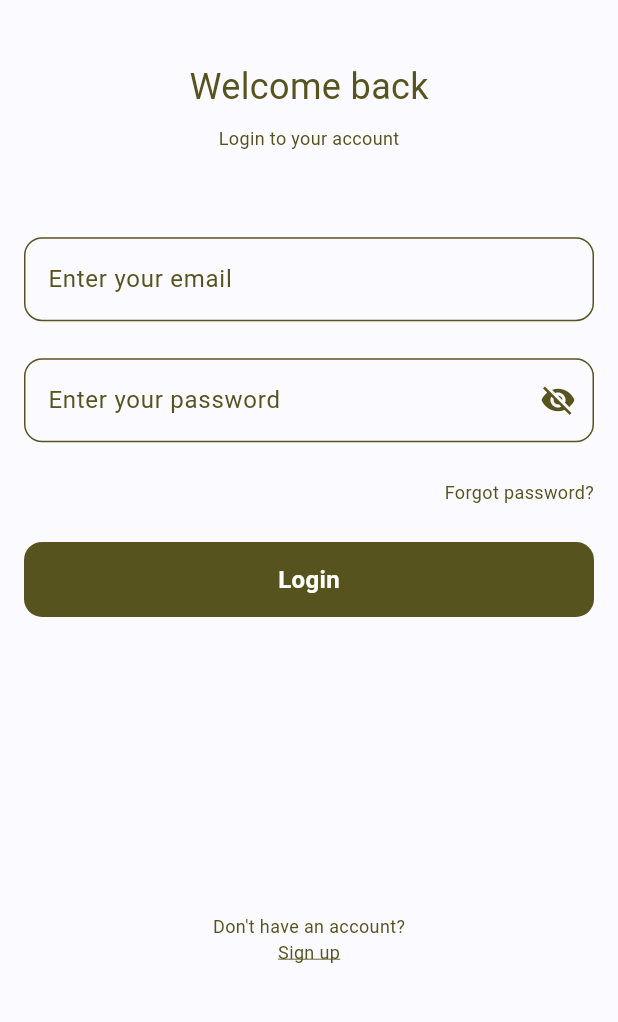
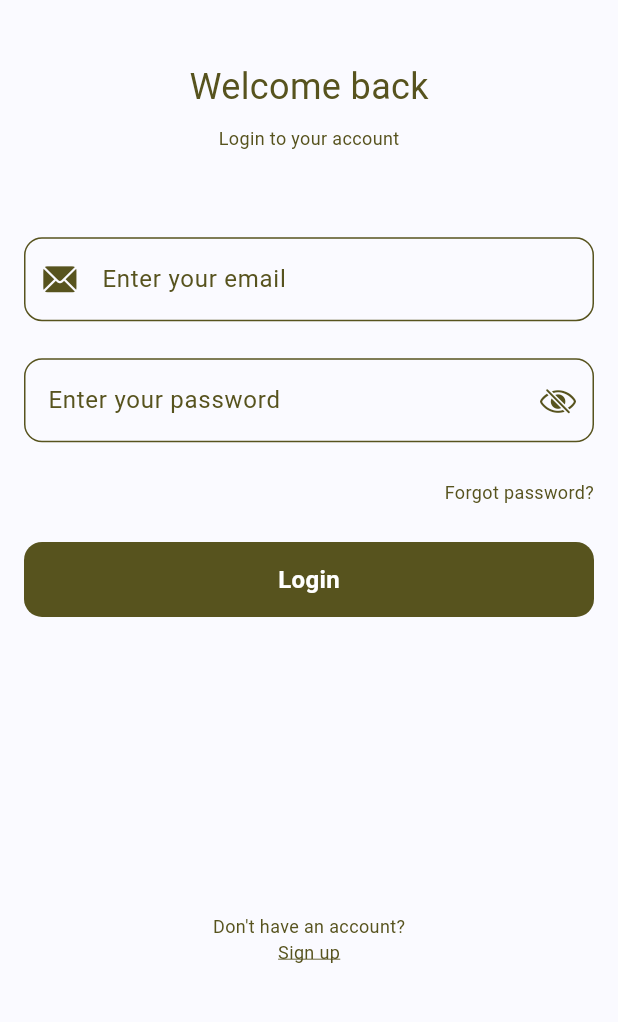
Before and after one commit to manthan-chauhan-17/pocket-pantry-frontend, a Flutter app: the screen it shows after launch, on a phone screen of 412 x 824 dp, the part 186-1208 px from its top. Run offline on Flutter 3.47's test engine with Material 3 defaults, Android fonts, the phone set to English and light mode, and no system bars; our stand-ins replace awesome_snackbar_content, bloc, connectivity_plus, dartz, dio, equatable and 8 more; accounts and stored records are empty; generated files the repository leaves out were written again.

Commit message:
Add icons, constants, responsive utils, and update auth UI

```diff
--- /dev/null
+++ b/lib/core/constants/app_assets.dart
@@ -0,0 +1,3 @@
+class AppAssets {
+  static const String happyFridge = 'assets/images/happy_fridge.svg';
+}
--- /dev/null
+++ b/lib/core/constants/constant.dart
@@ -0,0 +1,7 @@
+import 'package:flutter/cupertino.dart';
+
+class Constant {
+  static const String appName = 'Pocket Pantry';
+  static const double generalPadding = 16.0;
+  static const IconData mailIcon = CupertinoIcons.mail_solid;
+}
--- a/lib/core/theme/app_theme.dart
+++ b/lib/core/theme/app_theme.dart
@@ -10,7 +10,8 @@ class AppTheme {
       Theme.of(context).brightness == Brightness.dark;
 
   static ThemeData lightTheme(BuildContext context) => ThemeData(
-    textTheme: GoogleFonts.playwriteNoTextTheme(),
+    // textTheme: GoogleFonts.playwriteNoTextTheme(),
+    textTheme: GoogleFonts.mochiyPopPOneTextTheme(),
     useMaterial3: true,
     brightness: Brightness.light,
     scaffoldBackgroundColor: AppColors.backgroundPrimary,
--- a/lib/features/auth/presentation/screens/login_screen.dart
+++ b/lib/features/auth/presentation/screens/login_screen.dart
@@ -1,6 +1,6 @@
-import 'package:flutter/cupertino.dart';
 import 'package:flutter/material.dart';
 import 'package:go_router/go_router.dart';
+import 'package:pocket_pantry_frontend/core/constants/constant.dart';
 import 'package:pocket_pantry_frontend/core/constants/constants.dart';
 import 'package:pocket_pantry_frontend/core/router/route_paths.dart';
 import 'package:pocket_pantry_frontend/core/theme/app_theme.dart';
@@ -74,6 +74,11 @@ class _LoginScreenState extends State<LoginScreen> {
                         controller: emailController,
                         hintText: 'Enter your email',
                         validator: Util.emailValidator,
+                        isPrefixIconOn: true,
+                        prefixIcon: Icon(
+                          Constant.mailIcon,
+                          color: AppTheme.getColor(context).primary,
+                        ),
                       ),
                       CustomTextFormField(
                         controller: passwordController,
--- a/lib/features/auth/presentation/widgets/common_auth_header.dart
+++ b/lib/features/auth/presentation/widgets/common_auth_header.dart
@@ -1,3 +1,4 @@
+import 'package:flutter/cupertino.dart';
 import 'package:flutter/material.dart';
 import 'package:pocket_pantry_frontend/core/theme/app_theme.dart';
 
--- a/lib/features/auth/presentation/widgets/suffix_eye_icon.dart
+++ b/lib/features/auth/presentation/widgets/suffix_eye_icon.dart
@@ -1,3 +1,4 @@
+import 'package:flutter/cupertino.dart';
 import 'package:flutter/material.dart';
 import 'package:pocket_pantry_frontend/core/theme/app_theme.dart';
 
@@ -16,7 +17,7 @@ class SuffixEyeIcon extends StatelessWidget {
   Widget build(BuildContext context) {
     return IconButton(
       onPressed: onPressed,
-      icon: Icon(isVisible ? Icons.visibility : Icons.visibility_off),
+      icon: Icon(isVisible ? CupertinoIcons.eye : CupertinoIcons.eye_slash),
       color: AppTheme.getColor(context).primary,
     );
   }
--- a/lib/main.dart
+++ b/lib/main.dart
@@ -33,7 +33,8 @@ class MyApp extends StatelessWidget {
         routerConfig: router,
         debugShowCheckedModeBanner: false,
         title: 'Pocket Pantry',
-        themeMode: themeMode,
+        // themeMode: themeMode,
+        themeMode: ThemeMode.system,
         theme: AppTheme.lightTheme(context),
         darkTheme: AppTheme.darkTheme(context),
       ),
```
Also changed, not shown: lib/core/utils/responsive.dart (added, +96 -0 lines), lib/features/auth/presentation/widgets/forgot_password_bottomsheet.dart (+10 -8 lines), pubspec.yaml (+4 -3 lines), assets/icons/arrow_right.svg (added), assets/icons/cross.svg (added), assets/icons/eye_close.svg (added), assets/icons/eye_open.svg (added), assets/icons/mail.svg (added), assets/icons/person.svg (added), assets/icons/tick.svg (added), pubspec.lock.
